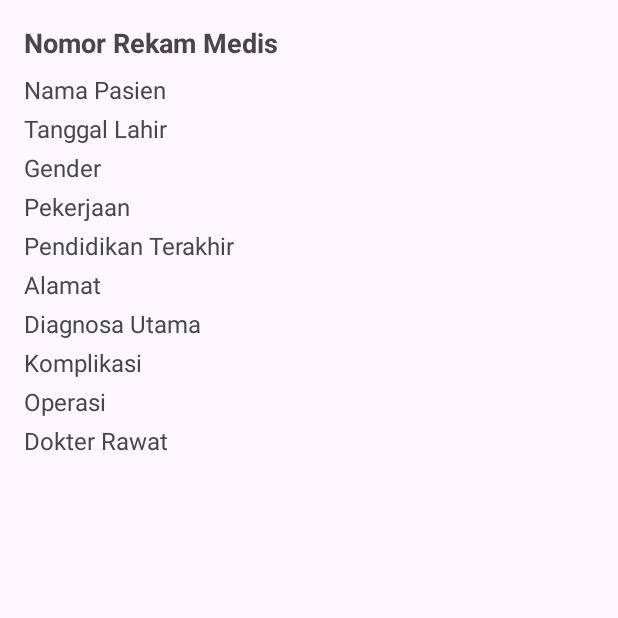
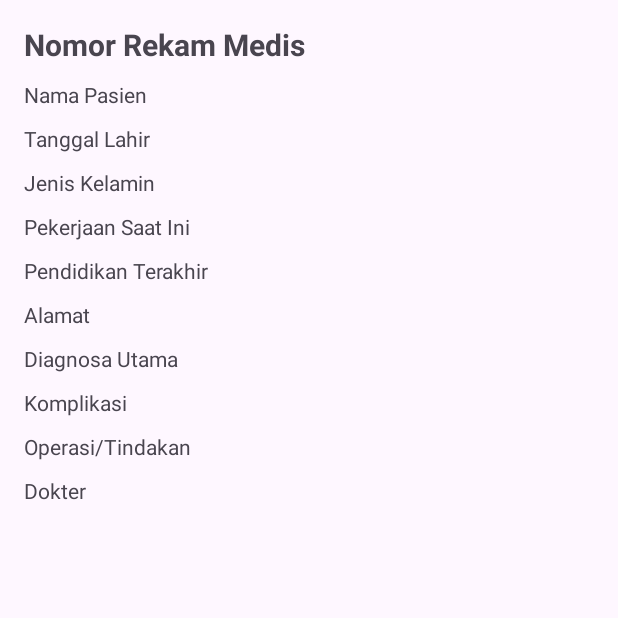
Before and after one commit to Roshied/Prokom-Medical-Record, an Android app: the MedRecDetailActivity screen opened directly, with no data from a screen before it, on a phone screen of 412 x 824 dp, the top half of it. Run offline under Robolectric (Android 15) with nearby library versions, the phone set to English and light mode, and no system bars.

Commit message:
UI update

```diff
--- a/app/src/main/res/layout/activity_med_rec_detail.xml
+++ b/app/src/main/res/layout/activity_med_rec_detail.xml
@@ -4,99 +4,155 @@
     android:layout_height="match_parent">
 
     <LinearLayout
+        android:layout_width="match_parent"
+        android:layout_height="wrap_content"
         android:orientation="vertical"
-        android:padding="16dp"
+        android:padding="16dp">
+
+        <LinearLayout
             android:layout_width="match_parent"
-        android:layout_height="wrap_content">
+            android:layout_height="wrap_content"
+            android:orientation="horizontal">
 
             <TextView
                 android:id="@+id/tv_nomor"
                 android:layout_width="match_parent"
                 android:layout_height="wrap_content"
                 android:text="Nomor Rekam Medis"
-            android:textSize="18sp"
+                android:textSize="20dp"
                 android:textStyle="bold"
-            android:paddingBottom="8dp"/>
+                android:layout_marginBottom="10dp" />
+        </LinearLayout>
+
+        <LinearLayout
+            android:layout_width="match_parent"
+            android:layout_height="wrap_content"
+            android:orientation="horizontal">
 
             <TextView
                 android:id="@+id/tv_nama"
                 android:layout_width="match_parent"
                 android:layout_height="wrap_content"
                 android:text="Nama Pasien"
-            android:textSize="16sp"
-            android:paddingBottom="4dp"/>
+                android:layout_marginBottom="10dp" />
+        </LinearLayout>
+
+        <LinearLayout
+            android:layout_width="match_parent"
+            android:layout_height="wrap_content"
+            android:orientation="horizontal">
 
             <TextView
                 android:id="@+id/tv_tanggal"
                 android:layout_width="match_parent"
                 android:layout_height="wrap_content"
                 android:text="Tanggal Lahir"
-            android:textSize="16sp"
-            android:paddingBottom="4dp"/>
+                android:layout_marginBottom="10dp" />
+        </LinearLayout>
+
+        <LinearLayout
+            android:layout_width="match_parent"
+            android:layout_height="wrap_content"
+            android:orientation="horizontal">
 
             <TextView
                 android:id="@+id/tv_gender"
                 android:layout_width="match_parent"
                 android:layout_height="wrap_content"
-            android:text="Gender"
-            android:textSize="16sp"
-            android:paddingBottom="4dp"/>
+                android:text="Jenis Kelamin"
+                android:layout_marginBottom="10dp" />
+        </LinearLayout>
+
+        <LinearLayout
+            android:layout_width="match_parent"
+            android:layout_height="wrap_content"
+            android:orientation="horizontal">
+        </LinearLayout>
 
         <TextView
             android:id="@+id/tv_pekerjaan"
             android:layout_width="match_parent"
             android:layout_height="wrap_content"
-            android:text="Pekerjaan"
-            android:textSize="16sp"
-            android:paddingBottom="4dp"/>
+            android:text="Pekerjaan Saat Ini"
+            android:layout_marginBottom="10dp" />
+
+        <LinearLayout
+            android:layout_width="match_parent"
+            android:layout_height="wrap_content"
+            android:orientation="horizontal">
 
             <TextView
                 android:id="@+id/tv_pendidikan"
                 android:layout_width="match_parent"
                 android:layout_height="wrap_content"
                 android:text="Pendidikan Terakhir"
-            android:textSize="16sp"
-            android:paddingBottom="4dp"/>
+                android:layout_marginBottom="10dp" />
+        </LinearLayout>
+
+        <LinearLayout
+            android:layout_width="match_parent"
+            android:layout_height="wrap_content"
+            android:orientation="horizontal">
 
             <TextView
                 android:id="@+id/tv_alamat"
                 android:layout_width="match_parent"
                 android:layout_height="wrap_content"
                 android:text="Alamat"
-            android:textSize="16sp"
-            android:paddingBottom="4dp"/>
+                android:layout_marginBottom="10dp" />
+        </LinearLayout>
+
+        <LinearLayout
+            android:layout_width="match_parent"
+            android:layout_height="wrap_content"
+            android:orientation="horizontal">
 
             <TextView
                 android:id="@+id/tv_diagnosa"
                 android:layout_width="match_parent"
                 android:layout_height="wrap_content"
                 android:text="Diagnosa Utama"
-            android:textSize="16sp"
-            android:paddingBottom="4dp"/>
+                android:layout_marginBottom="10dp" />
+        </LinearLayout>
+
+        <LinearLayout
+            android:layout_width="match_parent"
+            android:layout_height="wrap_content"
+            android:orientation="horizontal">
 
             <TextView
                 android:id="@+id/tv_komplikasi"
                 android:layout_width="match_parent"
                 android:layout_height="wrap_content"
                 android:text="Komplikasi"
-            android:textSize="16sp"
-            android:paddingBottom="4dp"/>
+                android:layout_marginBottom="10dp" />
+        </LinearLayout>
+
+        <LinearLayout
+            android:layout_width="match_parent"
+            android:layout_height="wrap_content"
+            android:orientation="horizontal">
 
             <TextView
                 android:id="@+id/tv_operasi"
                 android:layout_width="match_parent"
                 android:layout_height="wrap_content"
-            android:text="Operasi"
-            android:textSize="16sp"
-            android:paddingBottom="4dp"/>
+                android:text="Operasi/Tindakan"
+                android:layout_marginBottom="10dp" />
+        </LinearLayout>
+
+        <LinearLayout
+            android:layout_width="match_parent"
+            android:layout_height="wrap_content"
+            android:orientation="horizontal">
 
             <TextView
                 android:id="@+id/tv_dokter"
                 android:layout_width="match_parent"
                 android:layout_height="wrap_content"
-            android:text="Dokter Rawat"
-            android:textSize="16sp"
-            android:paddingBottom="4dp"/>
+                android:text="Dokter"
+                android:layout_marginBottom="12dp" />
+        </LinearLayout>
+    </LinearLayout>
 
-    </LinearLayout>
 </ScrollView>
--- a/build.gradle
+++ b/build.gradle
@@ -4,6 +4,6 @@ buildscript {
     }
 }// Top-level build file where you can add configuration options common to all sub-projects/modules.
 plugins {
-id 'com.android.application' version '8.1.0' apply false
+id 'com.android.application' version '8.5.0' apply false
     id 'com.google.gms.google-services' version '4.4.2' apply false
 }
```
Also changed, not shown: app/src/main/res/layout/activity_new_document.xml (+68 -61 lines), gradle/wrapper/gradle-wrapper.properties. Lines whose indentation alone changed are shown as unchanged.
